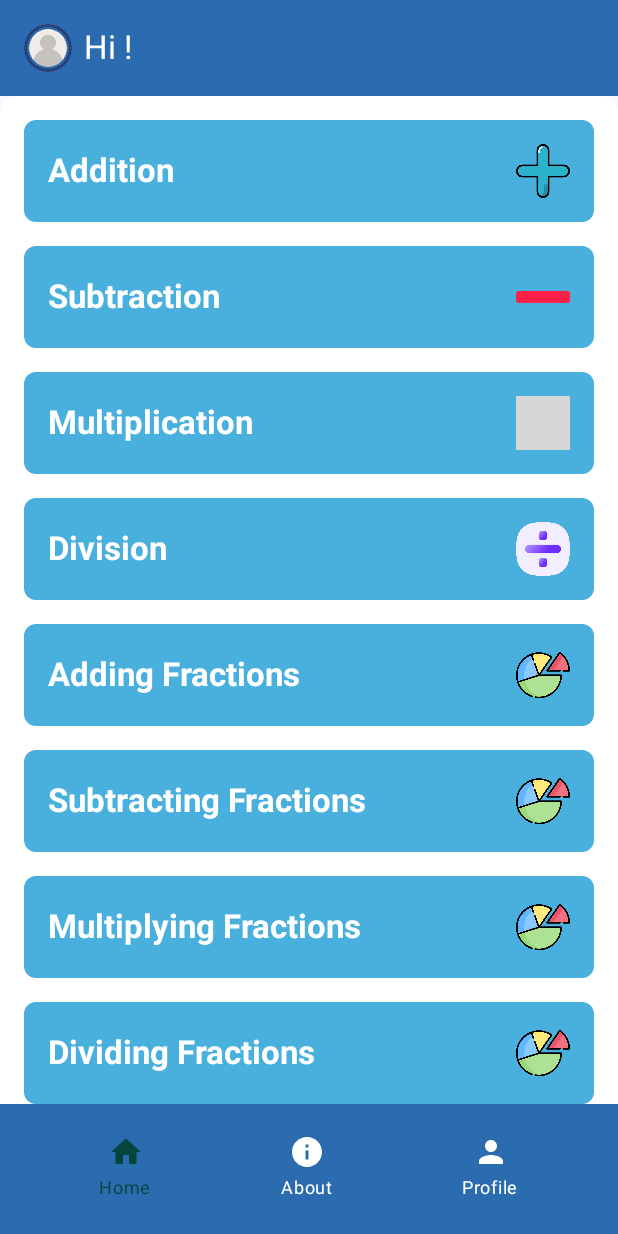
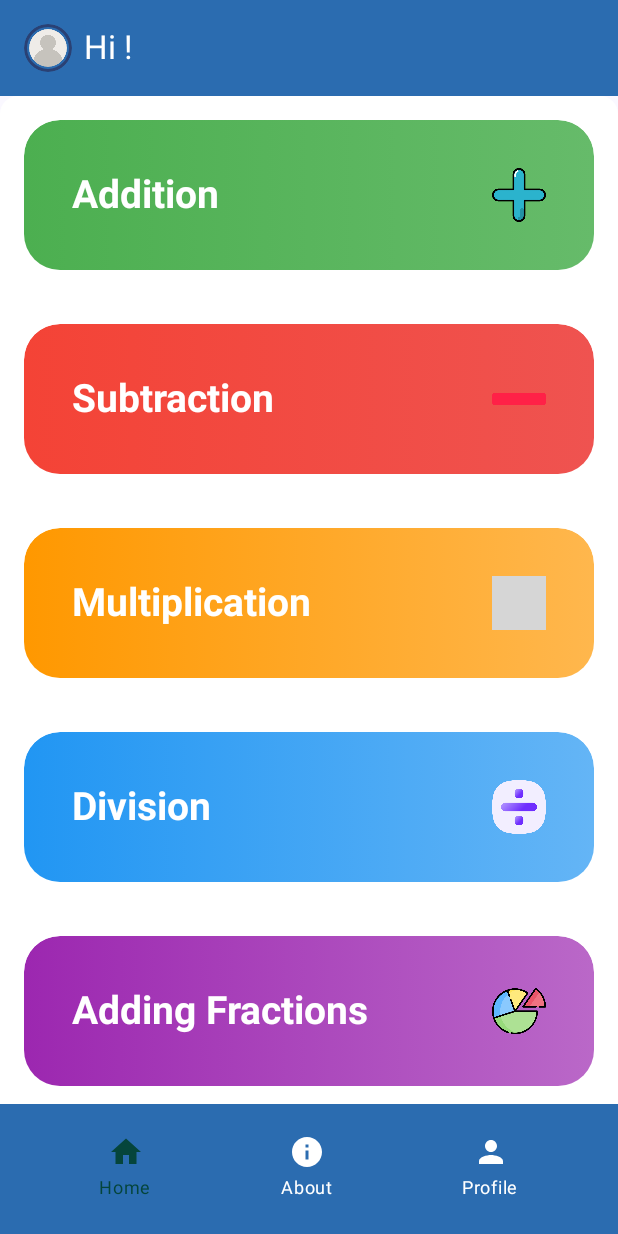
Before and after one commit to EbuenDev/EmathInsayo, an Android app built with Jetpack Compose: the BookAppActivity screen opened directly, with no data from a screen before it, on a phone screen of 412 x 824 dp. Run offline under Robolectric (Android 15) with nearby library versions, the phone set to English and light mode, and no system bars; our stand-ins replace Dagger/Hilt's generated code, Timber; grey boxes are pictures that could not be loaded.

Commit message:
Adjust the bookAppAcvitiy UI from plain to gradient color every card

```diff
--- a/app/src/main/java/com/project/emathinsayo/data/Story.kt
+++ b/app/src/main/java/com/project/emathinsayo/data/Story.kt
@@ -44,7 +44,7 @@ enum class Quiz(
     ADDITIONS_QUIZ1(1, "What is 23 + 15?", listOf("40", "38", "28", "33"), 2),
     ADDITIONS_QUIZ2(2, "What is 7 + 9?", listOf("16", "14", "15", "17"), 1),
     ADDITIONS_QUIZ3(3, "What is 120 + 45?", listOf("155", "165", "160", "175"), 2),
-    ADDITIONS_QUIZ4(4,"1 + 1 ", listOf("1", "2", "3", "4"), 2),
+    ADDITIONS_QUIZ4(4,"1 + 1 ", listOf("1", "2", "3", "4"), 2), // new items to be add
 
 
     // Subtractions
--- a/app/src/main/java/com/project/emathinsayo/presenter/BookAppActivity.kt
+++ b/app/src/main/java/com/project/emathinsayo/presenter/BookAppActivity.kt
@@ -25,6 +25,7 @@
 import androidx.compose.foundation.layout.fillMaxSize
 import androidx.compose.foundation.layout.fillMaxWidth
 import androidx.compose.foundation.layout.height
+import androidx.compose.foundation.layout.heightIn
 import androidx.compose.foundation.layout.navigationBarsPadding
 import androidx.compose.foundation.layout.padding
 import androidx.compose.foundation.layout.size
@@ -63,6 +64,7 @@
 import androidx.compose.ui.Alignment
 import androidx.compose.ui.Modifier
 import androidx.compose.ui.draw.clip
+import androidx.compose.ui.graphics.Brush
 import androidx.compose.ui.graphics.Color
 import androidx.compose.ui.graphics.painter.Painter
 import androidx.compose.ui.graphics.vector.ImageVector
@@ -74,6 +76,7 @@
 import androidx.compose.ui.text.font.FontWeight
 import androidx.compose.ui.text.style.TextAlign
 import androidx.compose.ui.text.style.TextOverflow
+import androidx.compose.ui.tooling.preview.Preview
 import androidx.compose.ui.unit.dp
 import androidx.compose.ui.unit.sp
 import androidx.core.graphics.toColorInt
@@ -285,7 +288,6 @@
 
     // Detect scroll state to conditionally apply rounded corners
     val isCollapsed = true // Adjust this value based on how much the header should collapse
-
     // Remember the state of the LazyColumn
     // Box to layer the image background and content
     Box(
@@ -488,6 +490,7 @@
     }
 }
 
+
 @Composable
 fun SubjectButton(
     icon: Int,
@@ -497,35 +500,64 @@
     scores: Map<String, Int?>?,
     onSeeResult: (String) -> Unit
 ) {
+    val score = scores?.get(level)
 
-    val score = scores?.get(level)
+    // Define different color gradients for each subject
+    val gradientColors = when (level) {
+        "Addition" -> listOf(Color(0xFF4CAF50), Color(0xFF66BB6A)) // Green
+        "Subtraction" -> listOf(Color(0xFFF44336), Color(0xFFEF5350)) // Red
+        "Multiplication" -> listOf(Color(0xFFFF9800), Color(0xFFFFB74D)) // Orange
+        "Diviving" -> listOf(Color(0xFF2196F3), Color(0xFF64B5F6)) // Blue
+        "Addingf" -> listOf(Color(0xFF9C27B0), Color(0xFFBA68C8)) // Purple
+        "Subtractingf" -> listOf(Color(0xFFE91E63), Color(0xFFF06292)) // Pink
+        "Multiplyingf" -> listOf(Color(0xFF607D8B), Color(0xFF90A4AE)) // Blue Grey
+        "Dividingf" -> listOf(Color(0xFF795548), Color(0xFFA1887F)) // Brown
+        "Addsubd" -> listOf(Color(0xFF00BCD4), Color(0xFF4DD0E1)) // Cyan
+        "Multiplyingd" -> listOf(Color(0xFF8BC34A), Color(0xFFAED581)) // Light Green
+        "Dived" -> listOf(Color(0xFFFF5722), Color(0xFFFF8A65)) // Deep Orange
+        "Takefinalquiz" -> listOf(Color(0xFF673AB7), Color(0xFF9575CD)) // Deep Purple
+        else -> listOf(Color(0xFF9B5DE5), Color(0xFFF15BB5)) // Default purple-pink
+    }
+
     Card(
-        shape = RoundedCornerShape(8.dp),
-        colors = CardDefaults.cardColors(containerColor = Color(0xFF49AFDC)),
+        shape = RoundedCornerShape(24.dp),
+        colors = CardDefaults.cardColors(containerColor = Color.Transparent),
         modifier = Modifier
             .clickable {
                 onLessonClick.invoke(level)
             }
-            .padding(top = 16.dp,start = 16.dp, end = 16.dp)
+            .padding(top = 16.dp, start = 16.dp, end = 16.dp)
             .fillMaxWidth()
+            .heightIn(min = 120.dp)
+    ) {
+        Box(
+            modifier = Modifier
+                .background(
+                    brush = Brush.horizontalGradient(gradientColors),
+                    shape = RoundedCornerShape(24.dp)
+                )
+                .fillMaxSize()
         ) {
             Row(
                 verticalAlignment = Alignment.CenterVertically,
-            horizontalArrangement = Arrangement.SpaceBetween,
-            modifier = Modifier.fillMaxWidth()
+                horizontalArrangement = Arrangement.Center,
+                modifier = Modifier
+                    .fillMaxWidth()
+                    .padding(horizontal = 16.dp, vertical = 16.dp)
             ) {
-            Column (modifier = Modifier.weight(1f)) {
+                Column(modifier = Modifier.weight(1f)) {
                     Row(verticalAlignment = Alignment.CenterVertically) {
                         Text(
                             text = title,
                             fontWeight = FontWeight.Bold,
+                            fontSize = 26.sp,
                             style = MaterialTheme.typography.titleLarge,
-                        color = MaterialTheme.colorScheme.onPrimary,
+                            color = Color.White,
                             modifier = Modifier.padding(top = 8.dp, start = 16.dp)
                         )
 
                         if (score != null) {
-                        OutlinedCard (
+                            OutlinedCard(
                                 colors = CardDefaults.cardColors(containerColor = Color(0xFF49AFDC)),
                                 modifier = Modifier.padding(start = 6.dp, end = 4.dp, top = 9.dp)
                             ) {
@@ -537,13 +569,18 @@
                                         text = "Taken",
                                         style = MaterialTheme.typography.bodySmall,
                                         color = Color.White,
-                                    modifier = Modifier.padding(start = 6.dp, top = 4.dp, bottom = 4.dp)
+                                        modifier = Modifier.padding(
+                                            start = 6.dp,
+                                            top = 4.dp,
+                                            bottom = 4.dp
+                                        )
                                     )
                                     Icon(
                                         imageVector = Icons.Default.Check,
                                         contentDescription = "check",
                                         tint = Color.Green,
-                                    modifier = Modifier.size(24.dp)
+                                        modifier = Modifier
+                                            .size(24.dp)
                                             .padding(top = 4.dp, bottom = 4.dp, end = 4.dp)
                                     )
                                 }
@@ -552,20 +589,31 @@
                     }
 
                     if (score != null && level != "Takefinalquiz") {
-                    Row(horizontalArrangement = Arrangement.Center,
-                        modifier = Modifier.padding(start = 16.dp, end = 16.dp, bottom = 8.dp)) {
+                        Row(
+                            horizontalArrangement = Arrangement.Center,
+                            modifier = Modifier.padding(start = 16.dp, end = 16.dp, bottom = 8.dp)
+                        ) {
                             repeat(3) { index ->
-                            val starColor = if (index < score) Color(0xFFFFC107) else Color.LightGray
+                                val starColor =
+                                    if (index < score) Color(0xFFFFC107) else Color.LightGray
                                 Icon(
                                     imageVector = Icons.Default.Star,
                                     contentDescription = "Star",
                                     tint = starColor,
-                                modifier = Modifier.size(36.dp).padding(vertical = 4.dp)
+                                    modifier = Modifier
+                                        .size(36.dp)
+                                        .padding(vertical = 4.dp)
                                 )
                             }
                         }
                     } else {
-                    Spacer(modifier = Modifier.padding(start = 16.dp, end = 16.dp, bottom = 8.dp))
+                        Spacer(
+                            modifier = Modifier.padding(
+                                start = 16.dp,
+                                end = 16.dp,
+                                bottom = 8.dp
+                            )
+                        )
                     }
 
                     if (score != null && level == "Takefinalquiz") {
@@ -575,27 +623,34 @@
                             colors = ButtonDefaults.buttonColors(containerColor = Color("#98fbcb".toColorInt())),
                             shape = RoundedCornerShape(30.dp),
                         ) {
-                        Text("View Result",style = MaterialTheme.typography.bodySmall.copy(color = Color.DarkGray),
-                            textAlign = TextAlign.Center, fontWeight = FontWeight.Bold)
-                    }
-
-                }
-
-            }
-
-            CuteImage(
-                icon = painterResource(id = icon),
-                modifier = Modifier.padding(end = 16.dp, top = 16.dp, bottom = 16.dp).size(36.dp)
+                            Text(
+                                "View Result",
+                                style = MaterialTheme.typography.bodySmall.copy(color = Color.DarkGray),
+                                textAlign = TextAlign.Center,
+                                fontWeight = FontWeight.Bold
                             )
                         }
                     }
                 }
 
+                CuteImage(
+                    icon = painterResource(id = icon),
+                    modifier = Modifier
+                        .padding(end = 16.dp, top = 16.dp, bottom = 16.dp)
+                        .size(36.dp)
+                )
+            }
+        }
+    }
+}
+
+
+
 @Composable
 fun CuteImage(icon: Painter, modifier: Modifier = Modifier) {
     Image(painter = icon, contentDescription = null, modifier = modifier)
 }
-
+@Preview
 @Composable
 fun SubjectButtonPreview() {
     SubjectButton(R.drawable.plus, "Addition", {}, "", null, {})
@@ -718,6 +773,7 @@
             .verticalScroll(scrollState)
             .background(MaterialTheme.colorScheme.background)
             .padding(start = 16.dp, top = 60.dp, bottom = 200.dp, end = 16.dp)
+
     ) {
         // Header Section
         Text(
@@ -745,6 +801,7 @@
 
                 Together, let’s make learning math a joyful and meaningful experience!
                 """.trimIndent(),
+            fontSize = 20.sp,
             style = MaterialTheme.typography.bodyMedium,
             color = MaterialTheme.colorScheme.onBackground,
             modifier = Modifier.padding(bottom = 16.dp)
@@ -752,7 +809,7 @@
 
         // Team Members Section
         Text(
-            text = "Team Members",
+            text = "TEAM MEMBERS",
             style = MaterialTheme.typography.headlineMedium,
             color = MainColorUtils.primary,
             modifier = Modifier.padding(bottom = 8.dp)
@@ -784,12 +841,18 @@
         elevation = CardDefaults.cardElevation(8.dp),
         colors = CardDefaults.cardColors(containerColor = MainColorUtils.surface)
     ) {
-        Column(modifier = Modifier.padding(16.dp)) {
+        Column(
+            modifier = Modifier
+                .fillMaxWidth()
+                .padding(20.dp),
+            horizontalAlignment = Alignment.CenterHorizontally){
             Text(
                 text = "Our Team Members",
+                fontSize = 18.sp,
                 style = MaterialTheme.typography.titleSmall,
                 color = MainColorUtils.primary,
                 modifier = Modifier.padding(bottom = 8.dp)
+
             )
             Text(
                 text = """
@@ -799,6 +862,7 @@
                     • Emmanuel Toledo
                     • John Lloyd Ladea
                 """.trimIndent(),
+                fontSize = 15.sp,
                 style = MaterialTheme.typography.bodyMedium,
                 color = MaterialTheme.colorScheme.onSurface
             )
--- a/app/src/main/java/com/project/emathinsayo/presenter/BookAppViewModel.kt
+++ b/app/src/main/java/com/project/emathinsayo/presenter/BookAppViewModel.kt
@@ -1,5 +1,6 @@
 package com.project.emathinsayo.presenter
 
+import androidx.compose.ui.tooling.preview.Preview
 import androidx.lifecycle.SavedStateHandle
 import androidx.lifecycle.ViewModel
 import androidx.lifecycle.viewModelScope
@@ -19,6 +20,7 @@ import timber.log.Timber
 import javax.inject.Inject
 import kotlin.String
 import kotlin.collections.Map
+
 
 @HiltViewModel
 class BookAppViewModel @Inject constructor(
```
Also changed, not shown: 1 other file. Lines whose indentation alone changed are shown as unchanged.
